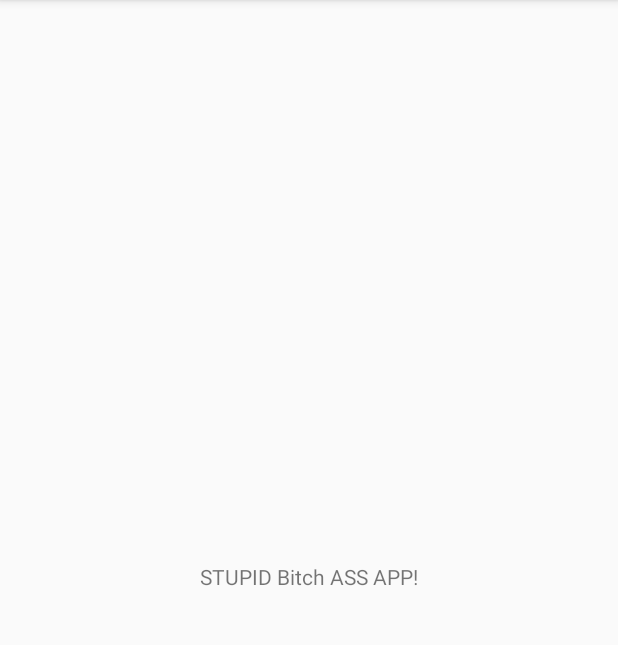
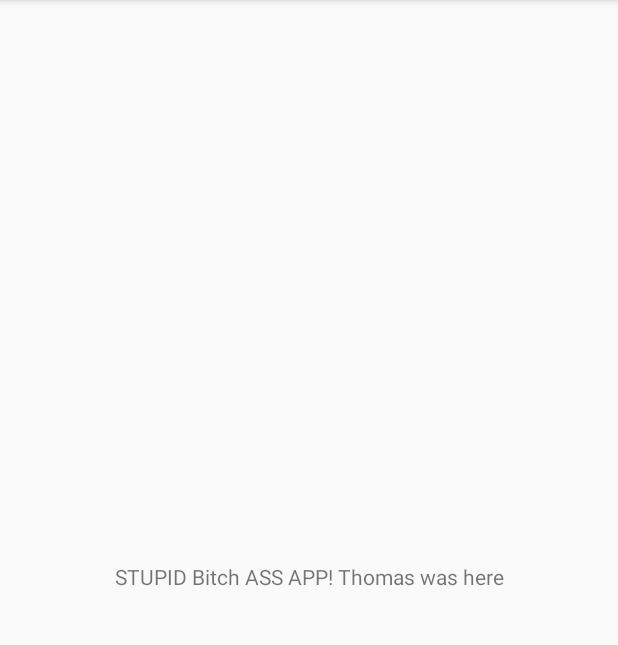
Before and after one commit to adrums86/GitPractice, an Android app: the screen it shows after launch (MainActivity), on a phone screen of 412 x 824 dp, the part 84-729 px from its top. Run offline under Robolectric (Android 15) with nearby library versions, the phone set to English and light mode, and no system bars.

Commit message:
added thomas was here

```diff
--- a/app/src/main/res/layout/activity_main.xml
+++ b/app/src/main/res/layout/activity_main.xml
@@ -9,7 +9,7 @@
     <TextView
         android:layout_width="wrap_content"
         android:layout_height="wrap_content"
-        android:text="STUPID Bitch ASS APP!"
+        android:text="STUPID Bitch ASS APP! Thomas was here"
         app:layout_constraintBottom_toBottomOf="parent"
         app:layout_constraintLeft_toLeftOf="parent"
         app:layout_constraintRight_toRightOf="parent"
```
